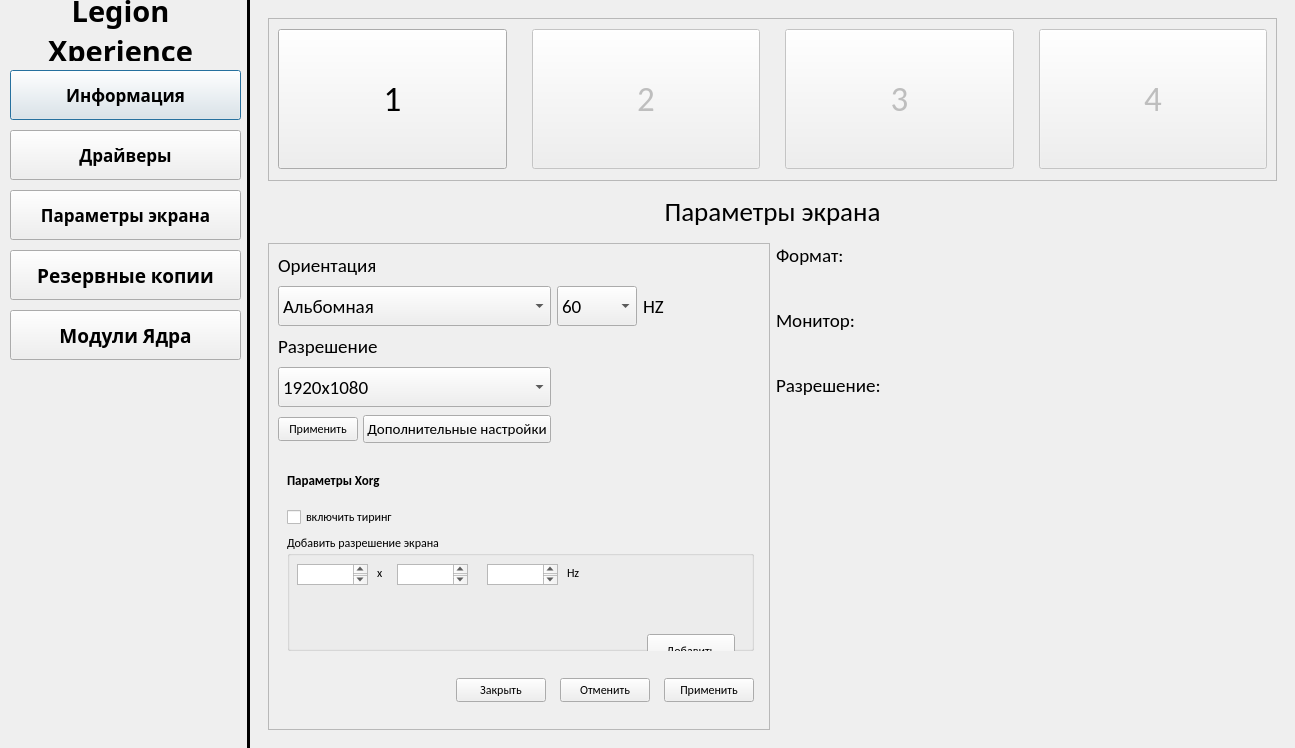
Old version of the form ui/mainwindow.ui in the repository Ilase/xUtiles.
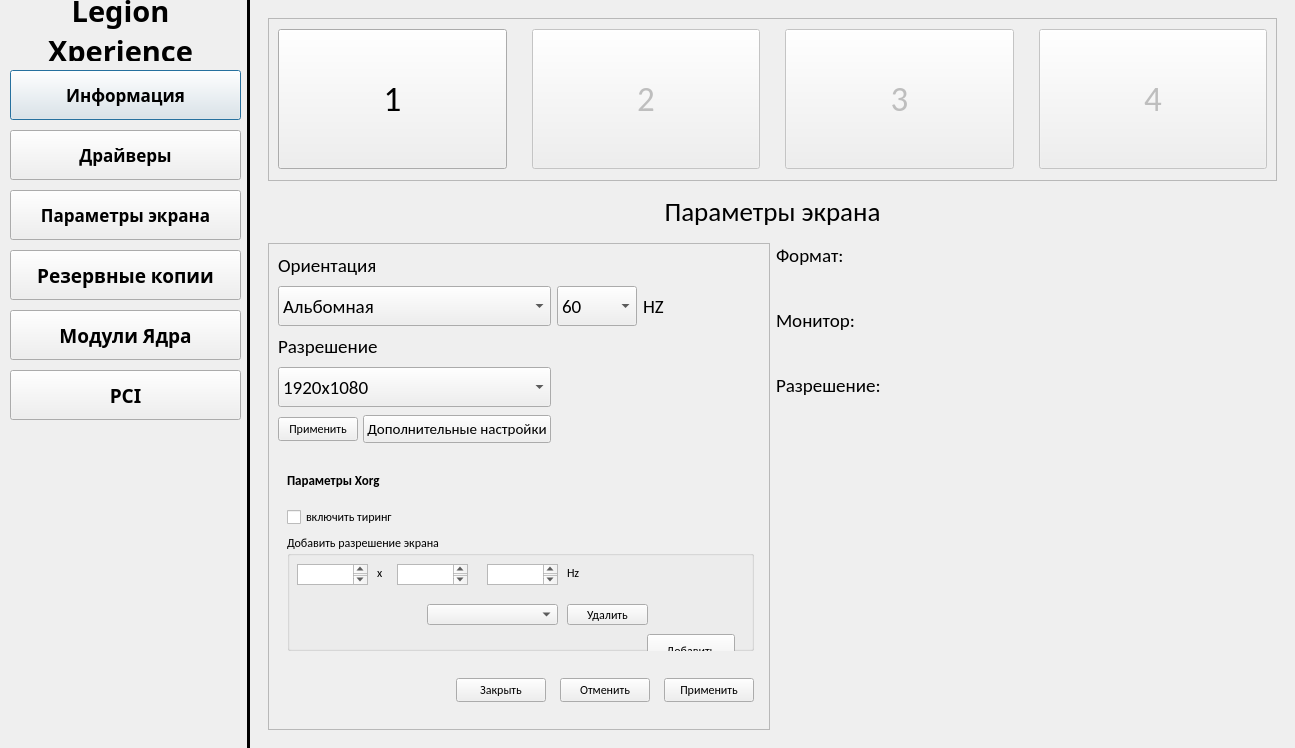
New version of the form.

Commit message: remove resolution

Diff of the .ui file:
```diff
--- a/ui/mainwindow.ui
+++ b/ui/mainwindow.ui
@@ -310,6 +310,39 @@
           <string>Модули Ядра</string>
          </property>
         </widget>
+        <widget class="QPushButton" name="PCI">
+         <property name="geometry">
+          <rect>
+           <x>10</x>
+           <y>370</y>
+           <width>231</width>
+           <height>50</height>
+          </rect>
+         </property>
+         <property name="sizePolicy">
+          <sizepolicy hsizetype="Fixed" vsizetype="Fixed">
+           <horstretch>0</horstretch>
+           <verstretch>0</verstretch>
+          </sizepolicy>
+         </property>
+         <property name="minimumSize">
+          <size>
+           <width>70</width>
+           <height>0</height>
+          </size>
+         </property>
+         <property name="font">
+          <font>
+           <family>Microsoft YaHei UI Light</family>
+           <pointsize>14</pointsize>
+           <weight>75</weight>
+           <bold>true</bold>
+          </font>
+         </property>
+         <property name="text">
+          <string>PCI</string>
+         </property>
+        </widget>
        </widget>
       </item>
       <item>
@@ -1692,6 +1725,29 @@
                                  <string>Добавить</string>
                                 </property>
                                </widget>
+                               <widget class="QComboBox" name="addedResolutionList">
+                                <property name="geometry">
+                                 <rect>
+                                  <x>140</x>
+                                  <y>70</y>
+                                  <width>131</width>
+                                  <height>21</height>
+                                 </rect>
+                                </property>
+                               </widget>
+                               <widget class="QPushButton" name="buttonRemoveResolution">
+                                <property name="geometry">
+                                 <rect>
+                                  <x>280</x>
+                                  <y>70</y>
+                                  <width>81</width>
+                                  <height>21</height>
+                                 </rect>
+                                </property>
+                                <property name="text">
+                                 <string>Удалить</string>
+                                </property>
+                               </widget>
                               </widget>
                              </item>
                             </layout>
```
Left out of the diff: 7 changed lines with no effect on the pictures. The commit also changes 3 other files.
